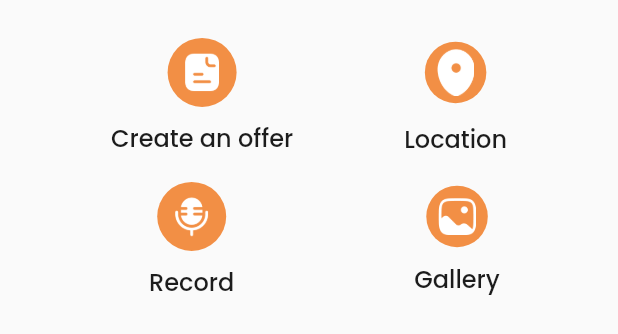
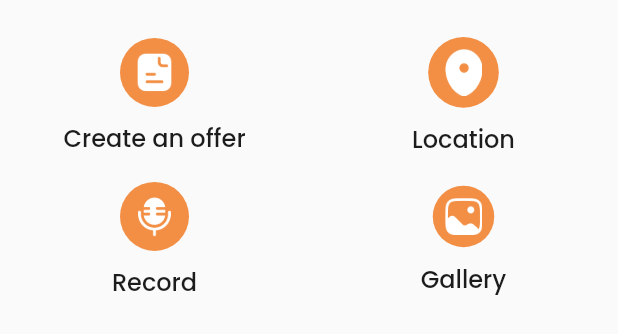
Before and after one commit to Amir40s/meter, a Flutter app: the ChatAddBottomSheet widget shown alone on an empty page, opened directly, on a phone screen of 412 x 824 dp. Shown: the top 334 px of the screen. Run offline on Flutter 3.47's test engine with Material 3 defaults, Android fonts, the light colour scheme and no system bars; our stand-ins replace audioplayers, auto_size_text, cached_network_image, camera, cloud_firestore, country_code_picker and 20 more; missing offline and left inert: dlibphonenumber, google_mlkit_face_detection, record_mp3; accounts and stored records are empty; network calls fail.

Commit message:
comit by rehman

```diff
--- a/lib/model/chat/chatroom_model.dart
+++ b/lib/model/chat/chatroom_model.dart
@@ -5,6 +5,7 @@ class ChatRoomModel {
   final List<String> users;
   final String lastMessage;
   final String isMessage;
+  final String userStatus;
   final DateTime lastTimestamp;
   int unreadMessageCount;
 
@@ -14,6 +15,7 @@ class ChatRoomModel {
     required this.lastMessage,
     required this.isMessage,
     required this.lastTimestamp,
+    required this.userStatus,
     this.unreadMessageCount = 0,
   });
 
@@ -23,6 +25,7 @@ class ChatRoomModel {
       users: List<String>.from(data['users']),
       lastMessage: data['lastMessage'] ?? '',
       isMessage: data['isMessage'] ?? '',
+      userStatus: data['userStatus'] ?? '',
       lastTimestamp: (data['lastTimestamp'] as Timestamp).toDate(),
       unreadMessageCount: 0, // Initialize with 0; it will be updated later
     );
@@ -34,6 +37,7 @@ class ChatRoomModel {
       'lastMessage': lastMessage,
       'lastTimestamp': lastTimestamp,
       'isMessage': isMessage,
+      'userStatus': userStatus,
     };
   }
 }
--- a/lib/screens/home/components/customer_home_widget.dart
+++ b/lib/screens/home/components/customer_home_widget.dart
@@ -270,6 +270,7 @@ class CustomerHomeWidget extends StatelessWidget {
                               CircularContainer(
                                 onTap: () async{
                                   final chatRoomId = await context.read<ChatProvider>().createOrGetChatRoom(data.userUID,"");
+                                  final userStatus = await context.read<ChatProvider>().getUserStatus(chatRoomId);
                                   log("Id in home screen::${data.id} and ${data.userUID}");
                                   Get.to(ChatDetail(
                                     userUID: data.userUID,
@@ -277,6 +278,7 @@ class CustomerHomeWidget extends StatelessWidget {
                                     image: data.deviceImage,
                                     otherEmail: data.userUID,
                                     chatRoomId: chatRoomId,
+                                    userStatus: userStatus,
                                   ));
                                   // Get.to(ChatDetail());
                                   // Get.find<BottomNavController>()
--- a/lib/screens/store/store_main.dart
+++ b/lib/screens/store/store_main.dart
@@ -166,6 +166,7 @@ class StoreMain extends StatelessWidget {
                                       CircularContainer(
                                         onTap: () async{
                                           final chatRoomId = await context.read<ChatProvider>().createOrGetChatRoom(data.userUID,"");
+                                          final userStatus = await context.read<ChatProvider>().getUserStatus(chatRoomId);
                                           log("Id in home screen::${data.id} and ${data.userUID}");
                                           Get.to(ChatDetail(
                                             userUID: data.userUID,
@@ -173,6 +174,7 @@ class StoreMain extends StatelessWidget {
                                             image: data.deviceImage,
                                             otherEmail: data.userUID,
                                             chatRoomId: chatRoomId,
+                                            userStatus: userStatus,
                                           ));
                                           // Get.find<BottomNavController>()
                                           //     .currentIndex
--- a/lib/widgets/chat_popup.dart
+++ b/lib/widgets/chat_popup.dart
@@ -42,6 +42,7 @@ class _ChatAddBottomSheetState extends State<ChatAddBottomSheet> {
 
   String audioURL = "";
 
+  double boxWidth = 120.0;
 
   @override
   Widget build(BuildContext context) {
@@ -57,9 +58,11 @@ class _ChatAddBottomSheetState extends State<ChatAddBottomSheet> {
             height: Get.height * 0.03,
           ),
           Row(
-            mainAxisAlignment: MainAxisAlignment.spaceEvenly,
+            mainAxisAlignment: MainAxisAlignment.center,
             children: [
-              twoWidgets(
+              Expanded(
+                child: Center(
+                  child: twoWidgets(
                       imagePath: AppImage.offer,
                       onTap: () {
                         Get.bottomSheet(
@@ -78,7 +81,11 @@ class _ChatAddBottomSheetState extends State<ChatAddBottomSheet> {
                         );
                       },
                       title: "Create an offer".tr),
-              twoWidgets(
+                ),
+              ),
+              Expanded(
+                child: Center(
+                  child: twoWidgets(
                       imagePath: AppImage.pickLocation,
                       onTap: () {
                         log("Location tap");
@@ -89,16 +96,20 @@ class _ChatAddBottomSheetState extends State<ChatAddBottomSheet> {
                         // Get.back();
                       },
                       iconSize: 25.0,
-                  title: "Location".tr)
+                      title: "Location".tr),
+                ),
+              )
             ],
           ),
           SizedBox(
             height: Get.height * 0.02,
           ),
           Row(
-            mainAxisAlignment: MainAxisAlignment.spaceEvenly,
+            mainAxisAlignment: MainAxisAlignment.center,
             children: [
-              GestureDetector(
+              Expanded(
+                child: Center(
+                  child: GestureDetector(
                     onLongPress: () async {
                       var audioPlayer = AudioPlayer();
                       await audioPlayer.play(AssetSource("Notification.mp3"));
@@ -125,9 +136,10 @@ class _ChatAddBottomSheetState extends State<ChatAddBottomSheet> {
                         }
                         ,title: "Record".tr),
                   ),
-
-              Transform.translate(
-                offset: Offset(Get.width * 0.05, 0),
+                ),
+              ),
+              Expanded(
+                child: Center(
                   child: twoWidgets(
                     imagePath: AppImage.gallery,
                     onTap: () async {
@@ -156,6 +168,7 @@ class _ChatAddBottomSheetState extends State<ChatAddBottomSheet> {
                     title: "Gallery".tr,
                   ),
                 ),
+              ),
             ],
           ),
           SizedBox(
@@ -169,6 +182,8 @@ class _ChatAddBottomSheetState extends State<ChatAddBottomSheet> {
   Widget twoWidgets(
       {required imagePath, required onTap, required title, iconSize = 30.0,var onSecondTap}) {
     return Column(
+      mainAxisAlignment: MainAxisAlignment.center,
+      crossAxisAlignment: CrossAxisAlignment.center,
       children: [
         CircularContainer(
           imagePath: imagePath,
@@ -267,10 +282,12 @@ class _ChatAddBottomSheetState extends State<ChatAddBottomSheet> {
 }
 
 class ChatPopupMenu extends StatelessWidget {
-  const ChatPopupMenu({super.key});
+  final String otherUserUid,chatRoomID;
+   const ChatPopupMenu({super.key, required this.otherUserUid, required this.chatRoomID});
 
   @override
   Widget build(BuildContext context) {
+    final provider = Provider.of<ChatProvider>(context,listen: false);
     return PopupMenuButton<String>(
       offset: Offset(0, Get.height * 0.06),
       shape: RoundedRectangleBorder(
@@ -283,7 +300,8 @@ class ChatPopupMenu extends StatelessWidget {
             print('Report selected');
             break;
           case 'Block':
-            print('Block selected');
+            log('Block selected');
+            provider.blockUser(chatRoomId: chatRoomID, otherEmail: otherUserUid);
             break;
           case 'Delete Chat':
             print('Delete Chat selected');
```
Also changed, not shown: lib/provider/chat/chat_provider.dart (+69 -75 lines), lib/screens/chat/chat_detail.dart (+40 -35 lines), lib/screens/chat/chat_main.dart (+10 -14 lines), lib/screens/payment/payment_screen.dart (+4 -25 lines). Lines whose indentation alone changed are shown as unchanged.
